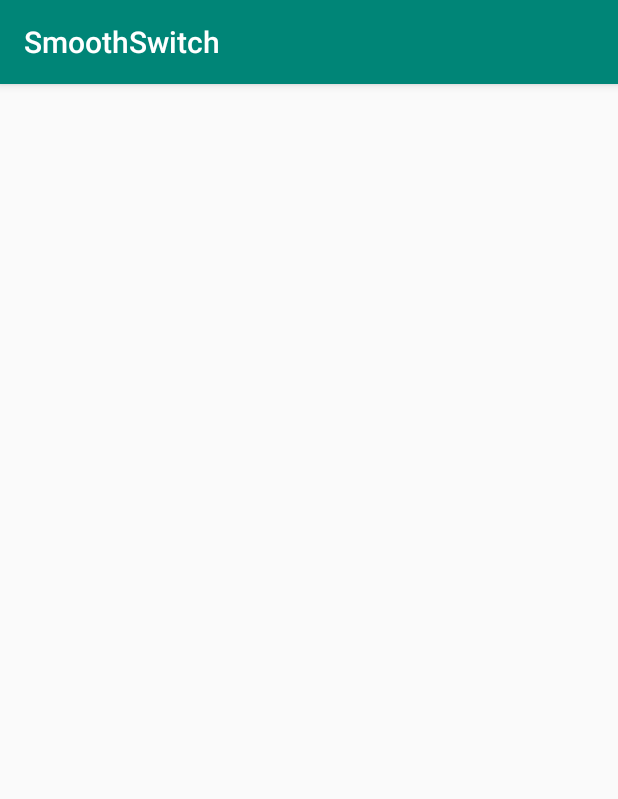
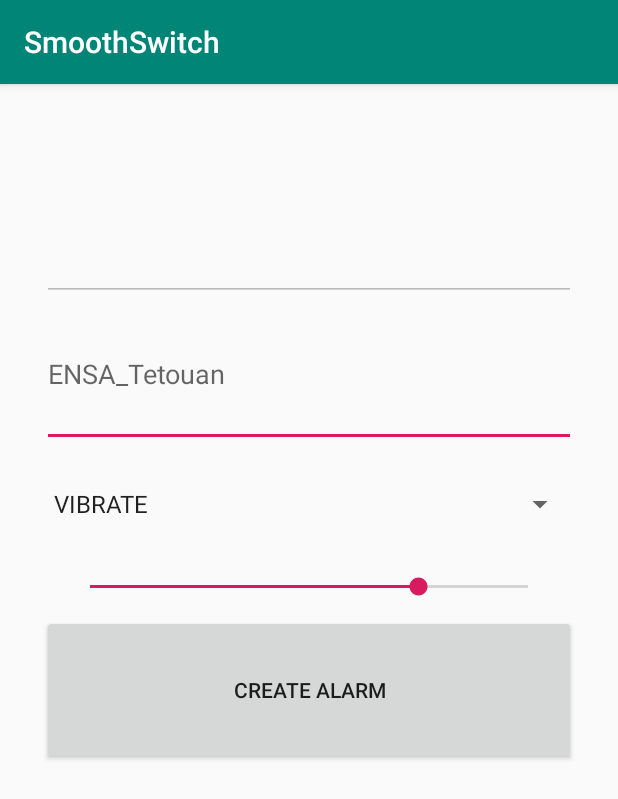
Before and after one commit to ValdesChe/SmoothSwitch, an Android app: the AddAlarm screen opened directly, with no data from a screen before it, on a phone screen of 412 x 824 dp. Shown: the top 799 px of the screen. Run offline under Robolectric (Android 15) with nearby library versions, the phone set to English and light mode, and no system bars; 4 statements that could not run were skipped.

Commit message:
Added place alarm

```diff
--- a/app/src/main/java/com/smoothswitch/AddAlarm.java
+++ b/app/src/main/java/com/smoothswitch/AddAlarm.java
@@ -2,13 +2,121 @@ package com.smoothswitch;
 
 import androidx.appcompat.app.AppCompatActivity;
 
+import android.content.Intent;
 import android.os.Bundle;
+import android.util.Log;
+import android.view.View;
+import android.widget.ArrayAdapter;
+import android.widget.Button;
+import android.widget.SeekBar;
+import android.widget.Spinner;
+import android.widget.TextView;
+
+import com.google.android.gms.maps.model.LatLng;
+import com.smoothswitch.helper.DbHelper;
+import com.smoothswitch.helper.RingerMode;
+import com.smoothswitch.model.Place;
+
+import java.util.ArrayList;
+import java.util.HashMap;
+import java.util.List;
+import java.util.logging.Logger;
 
 public class AddAlarm extends AppCompatActivity {
+
+    TextView alarmPositionEditText;
+    TextView alarmNameEditText;
+    Spinner alarmModeSpinner;
+    SeekBar alarmRadiusSeekBar;
+    Button alarmCreateButton;
+
+    private DbHelper mDbHelper;
+    Place place;
+    LatLng coordinates;
 
     @Override
     protected void onCreate(Bundle savedInstanceState) {
         super.onCreate(savedInstanceState);
         setContentView(R.layout.activity_add_alarm);
+        mDbHelper= new DbHelper(this.getBaseContext());
+        place = new Place();
+        initViewItems();
+        addItemsOnModeSpinner();
+        addListenerOnCreateAlarmButton();
+        addListenerOnSpinnerItemSelection();
+        addListenerOnSeekerChange();
+
+
+        Intent intent = getIntent();
+        HashMap<String, LatLng> hashMap = (HashMap<String, LatLng>)intent.getSerializableExtra("localisation");
+        coordinates = hashMap.get("latlong");
+
+        alarmPositionEditText.setText(coordinates.latitude + " - " + coordinates.longitude);
+
+        place.setLatitude(coordinates.latitude);
+        place.setLongitude(coordinates.longitude);
+    }
+
+
+    private void initViewItems(){
+        alarmModeSpinner = (Spinner) findViewById(R.id.alarmModeSpinner);
+        alarmPositionEditText = findViewById(R.id.alarmPositionEditText);
+        alarmNameEditText = findViewById(R.id.alarmNameEditText);
+        alarmRadiusSeekBar = findViewById(R.id.alarmRadiusSeekBar);
+        alarmCreateButton = findViewById(R.id.alarmCreateButton);
+    }
+
+
+    private void addListenerOnSeekerChange() {
+        alarmRadiusSeekBar.setOnSeekBarChangeListener(seekBarChangeListener);
+    }
+
+
+    private SeekBar.OnSeekBarChangeListener seekBarChangeListener = new SeekBar.OnSeekBarChangeListener() {
+        @Override
+        public void onProgressChanged(SeekBar seekBar, int i, boolean b) {
+            place.setRadius(i);
+        }
+
+        @Override
+        public void onStartTrackingTouch(SeekBar seekBar) {
+
+        }
+
+        @Override
+        public void onStopTrackingTouch(SeekBar seekBar) {
+
+        }
+    };
+
+    private void addListenerOnSpinnerItemSelection() {
+        List<String> list = new ArrayList<String>();
+        list.add(RingerMode.VIBRATE.name());
+        list.add(RingerMode.NORMAL.name());
+        list.add(RingerMode.SILENT.name());
+        ArrayAdapter<String> dataAdapter = new ArrayAdapter<String>(this,
+                android.R.layout.simple_spinner_item, list);
+        dataAdapter.setDropDownViewResource(android.R.layout.simple_spinner_dropdown_item);
+        alarmModeSpinner.setAdapter(dataAdapter);
+    }
+
+    private void addListenerOnCreateAlarmButton() {
+        alarmCreateButton.setOnClickListener(alarmCreateOnClickListener);
+    }
+
+    private View.OnClickListener alarmCreateOnClickListener = new View.OnClickListener() {
+        @Override
+        public void onClick(View view) {
+            // Adding place alarm to database
+            place.setEnabled(true);
+            place.setName(alarmNameEditText.getText().toString());
+            place.setId(mDbHelper.getPlacesCount());
+            mDbHelper.addPlace(place);
+            Logger.getAnonymousLogger().info("PLACE ADDED");
+        }
+    };
+
+    private void addItemsOnModeSpinner() {
+
     }
 }
--- a/app/src/main/java/com/smoothswitch/helper/DbHelper.java
+++ b/app/src/main/java/com/smoothswitch/helper/DbHelper.java
@@ -54,7 +54,7 @@ public class DbHelper extends SQLiteOpenHelper {
     public void addPlace(Place place) {
         SQLiteDatabase db = getWritableDatabase();
         ContentValues values = mapPlaceToValues(place);
-        db.insert(TABLE_PLACES, null, values);
+        db.insertOrThrow(TABLE_PLACES, null, values);
         db.close();
     }
 
@@ -116,6 +116,7 @@ public class DbHelper extends SQLiteOpenHelper {
 
     private ContentValues mapPlaceToValues(Place place) {
         ContentValues values = new ContentValues();
+        values.put(KEY_ID, place.getId());
         values.put(KEY_NAME, place.getName());
         values.put(KEY_LAT, place.getLatitude());
         values.put(KEY_LONG, place.getLongitude());
--- a/app/src/main/java/com/smoothswitch/model/Place.java
+++ b/app/src/main/java/com/smoothswitch/model/Place.java
@@ -7,6 +7,10 @@ public class Place {
     private double latitude;
     private double radius;
     private boolean isEnabled;
+
+    public Place(){
+
+    }
 
     public Place(int id, String name, double longitude, double latitude, double radius, boolean isEnabled) {
         this.id = id;
--- a/app/src/main/java/com/smoothswitch/ui/main/MyPlacesFragment.java
+++ b/app/src/main/java/com/smoothswitch/ui/main/MyPlacesFragment.java
@@ -44,13 +44,13 @@ public class MyPlacesFragment extends Fragment {
         View root = inflater.inflate(R.layout.fragment_my_places, container, false);
         mPlacesListView = root.findViewById(R.id.myPlacesListView);
         mDbHelper = new DbHelper(getContext());
-        List<Place> myPlaces = new ArrayList<>();
+       /* List<Place> myPlaces = new ArrayList<>();
         myPlaces.add(new Place(1, "ENSA", 35.5622, 5.3645, 10, true));
         myPlaces.add(new Place(1, "MAROC", 35.5622, 5.3645, 20, true));
         myPlaces.add(new Place(1, "YAOUNDE", 35.5622, 5.3645, 30, true));
         myPlaces.add(new Place(1, "BOBO-DSS0", 35.5622, 5.3645, 40, true));
-        mDbHelper.addPlaceAll(myPlaces);
-        mPlaceAdapter = new PlacesAdapter(getContext(), mDbHelper.getAllPlaces());//crazy just to test dbHelper
+        mDbHelper.addPlaceAll(myPlaces);*/
+        mPlaceAdapter = new PlacesAdapter(getContext(), mDbHelper.getAllPlaces()); //crazy just to test dbHelper
         mPlacesListView.setAdapter(mPlaceAdapter);
         mPlaceAdapter.notifyDataSetChanged();
         return root;
--- a/app/src/main/java/com/smoothswitch/ui/main/PlacePickerFragment.java
+++ b/app/src/main/java/com/smoothswitch/ui/main/PlacePickerFragment.java
@@ -69,7 +69,7 @@ public class PlacePickerFragment extends Fragment implements OnMapReadyCallback,
         // Setting the params
         HashMap<String, LatLng> hashMap = new HashMap<String, LatLng>();
         // On recupere les parametres depuis le marker
-        hashMap.put("key", markerClicked.getPosition());
+        hashMap.put("latlong", markerClicked.getPosition());
         Intent intent = new Intent(this.getContext() , AddAlarm.class);
         intent.putExtra("localisation", hashMap);
         // On demarre la nouvelle activité
@@ -95,20 +95,6 @@ public class PlacePickerFragment extends Fragment implements OnMapReadyCallback,
         mButtonAddAlarm.setVisibility(View.INVISIBLE);
 
         return  rootView;
-
-        /*
-        mapFragment = (SupportMapFragment) getChildFragmentManager().findFragmentById(R.id.mapView);
-
-        if (mapFragment == null){
-            FragmentManager fragmentManager=getFragmentManager();
-            FragmentTransaction fragmentTransaction = fragmentManager.beginTransaction();
-            mapFragment= SupportMapFragment.newInstance();
-            fragmentTransaction.replace(R.id.mapView, mapFragment).commit();
-
-            Logger.getAnonymousLogger().info("MAP NULL ....................");
-        }
-        mapFragment.getMapAsync(this);
-        return rootView;*/
     }
 
     @Override
--- a/app/src/main/res/layout/activity_add_alarm.xml
+++ b/app/src/main/res/layout/activity_add_alarm.xml
@@ -6,4 +6,63 @@
     android:layout_height="match_parent"
     tools:context=".AddAlarm">
 
+    <LinearLayout
+        android:layout_width="356dp"
+        android:layout_height="406dp"
+        android:layout_marginStart="32dp"
+        android:layout_marginTop="48dp"
+        android:layout_marginEnd="32dp"
+        android:orientation="vertical"
+        app:layout_constraintEnd_toEndOf="parent"
+        app:layout_constraintStart_toStartOf="parent"
+        app:layout_constraintTop_toTopOf="parent">
+
+        <EditText
+            android:id="@+id/alarmPositionEditText"
+            android:layout_width="match_parent"
+            android:layout_height="wrap_content"
+            android:layout_weight="1"
+            android:enabled="false"
+            android:inputType="text"
+            android:maxLength="20"
+            android:minWidth="90dp"
+            android:textSize="18sp" />
+
+        <EditText
+            android:id="@+id/alarmNameEditText"
+            android:layout_width="match_parent"
+            android:layout_height="wrap_content"
+            android:layout_weight="1"
+            android:hint="@string/sample_name_alarm"
+            android:inputType="text"
+            android:maxLength="20"
+            android:minWidth="90dp"
+            android:textSize="18sp" />
+
+        <Spinner
+            android:id="@+id/alarmModeSpinner"
+            android:layout_width="match_parent"
+            android:layout_height="wrap_content"
+            android:layout_weight="1" />
+
+
+        <SeekBar
+            android:id="@+id/alarmRadiusSeekBar"
+            android:layout_width="match_parent"
+            android:layout_height="wrap_content"
+            android:layout_marginStart="16dp"
+            android:layout_marginTop="8dp"
+            android:layout_marginEnd="16dp"
+            android:max="32"
+            android:progress="24" />
+
+        <Button
+            android:id="@+id/alarmCreateButton"
+            android:layout_width="match_parent"
+            android:layout_height="wrap_content"
+            android:layout_marginTop="10dp"
+            android:layout_weight="1"
+            android:text="@string/create_alarm_btn" />
+    </LinearLayout>
+
 </androidx.constraintlayout.widget.ConstraintLayout>
--- /dev/null
+++ b/app/src/main/res/values-v21/strings.xml
@@ -0,0 +1,4 @@
+<?xml version="1.0" encoding="utf-8"?>
+<resources>
+    <string name="sample_name_alarm">ENSA_Tetouan</string>
+</resources>
--- a/app/src/main/res/values/strings.xml
+++ b/app/src/main/res/values/strings.xml
@@ -12,4 +12,6 @@
     <string name="place_long">Longitude: %1$f</string>
     <string name="place_radius">(%1$.0f meters)</string>
     <string name="google_maps_key">AIzaSyBivR2AyOy4la8P8oMraWkft2yHnF0tCCI</string>
+    <string name="sample_name_alarm">ENSA_Tetouan</string>
+    <string name="create_alarm_btn">Create Alarm</string>
 </resources>
```
